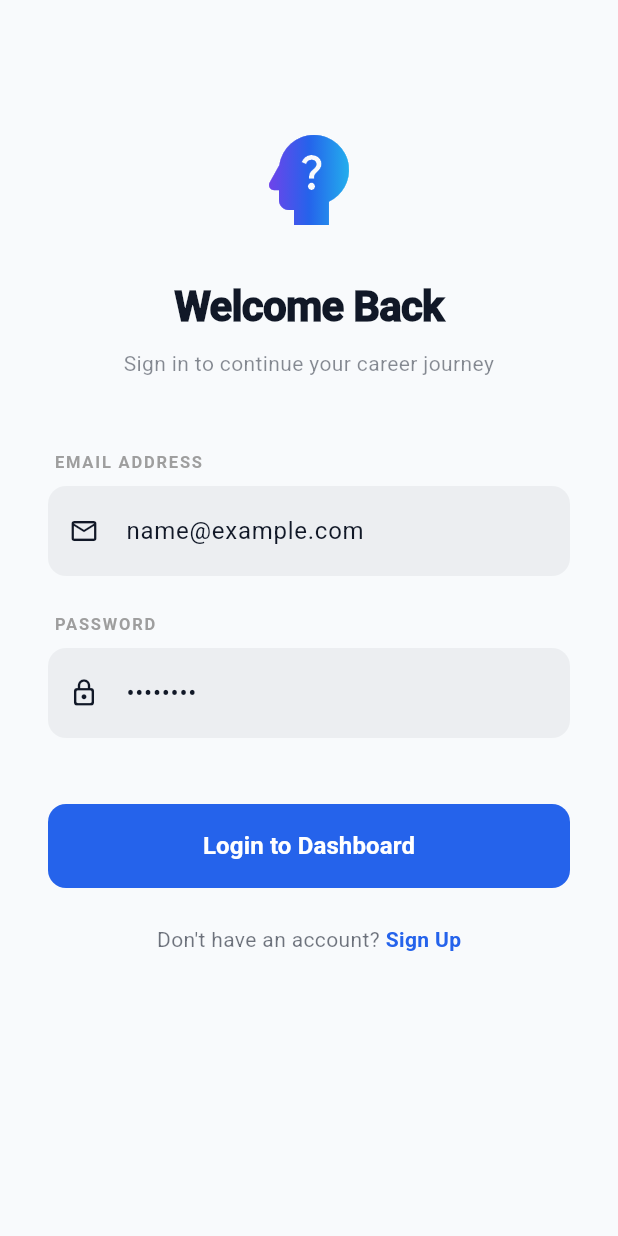
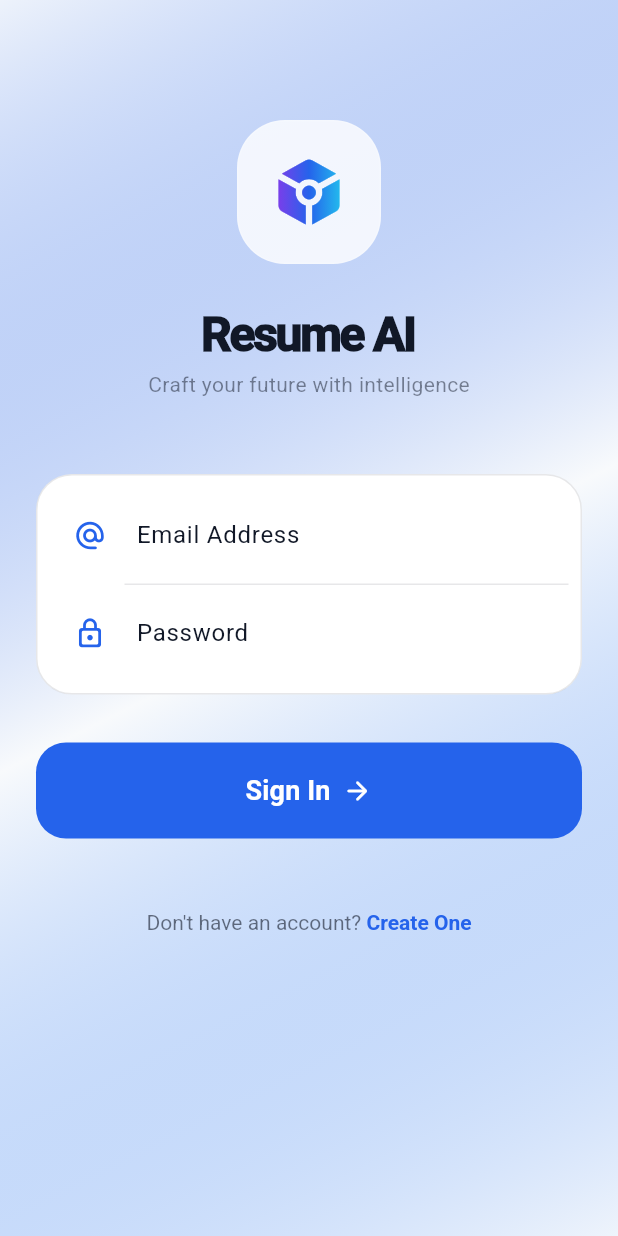
Before and after one commit to Muaz2004/AI-Resume-Craft-Flutter, a Flutter app: the screen it shows after launch, on a phone screen of 412 x 824 dp. Run offline on Flutter 3.47's test engine with Material 3 defaults, Android fonts, the phone set to English and light mode, and no system bars; our stand-ins replace cloud_firestore, firebase_auth, firebase_core, flutter_dotenv, flutter_riverpod, printing and 1 more; accounts and stored records are empty.

Commit message:
more style added on loginscreen

```diff
--- a/lib/features/auth/presentation/login_screen.dart
+++ b/lib/features/auth/presentation/login_screen.dart
@@ -27,183 +27,179 @@
     final colorScheme = theme.colorScheme;
 
     return Scaffold(
-      // Keep background flat and clean
-      backgroundColor: theme.scaffoldBackgroundColor,
-      body: SafeArea(
+      body: Container(
+        width: double.infinity,
+        height: double.infinity,
+
+        decoration: BoxDecoration(
+          gradient: LinearGradient(
+            begin: Alignment.topLeft,
+            end: Alignment.bottomRight,
+            colors: [
+              colorScheme.primary.withOpacity(0.05),
+              theme.scaffoldBackgroundColor,
+              colorScheme.secondary.withOpacity(0.05),
+            ],
+          ),
+        ),
+        child: SafeArea(
           child: SingleChildScrollView(
-          padding: const EdgeInsets.symmetric(horizontal: 32.0),
+            padding: const EdgeInsets.symmetric(horizontal: 24, vertical: 40),
             child: Column(
-            crossAxisAlignment: CrossAxisAlignment.stretch,
+              crossAxisAlignment: CrossAxisAlignment.center,
               children: [
-              const SizedBox(height: 80),
+                const SizedBox(height: 40),
 
-              // --- BRANDING ---
-              Center(
+
+                Container(
+                  padding: const EdgeInsets.all(20),
+                  decoration: BoxDecoration(
+                    color: theme.cardColor.withOpacity(0.8),
+                    borderRadius: BorderRadius.circular(32),
+                    border: Border.all(color: Colors.white.withOpacity(0.2)),
+                  ),
                   child: ShaderMask(
                     shaderCallback: (bounds) => const LinearGradient(
                       colors: [Color(0xFF9333EA), Color(0xFF2563EB), Color(0xFF22D3EE)],
                     ).createShader(bounds),
-                  child: const Icon(Icons.psychology_alt, size: 80, color: Colors.white),
+                    child: const Icon(Icons.token_rounded, size: 54, color: Colors.white),
                   ),
                 ),
                 const SizedBox(height: 24),
                 const Text(
-                "Welcome Back",
-                textAlign: TextAlign.center,
-                style: TextStyle(fontSize: 28, fontWeight: FontWeight.w900, letterSpacing: -0.5),
+                  "Resume AI",
+                  style: TextStyle(fontSize: 32, fontWeight: FontWeight.w900, letterSpacing: -1.5),
                 ),
-              const SizedBox(height: 8),
                 Text(
-                "Sign in to continue your career journey",
-                textAlign: TextAlign.center,
+                  "Craft your future with intelligence",
                   style: TextStyle(color: colorScheme.onSurface.withOpacity(0.5), fontSize: 14),
                 ),
 
-              const SizedBox(height: 48),
+                const SizedBox(height: 50),
 
-              // --- INPUT FIELDS (Minimalist Style) ---
-              _buildInputLabel("EMAIL ADDRESS"),
-              TextField(
+
+                Container(
+                  padding: const EdgeInsets.all(8),
+                  decoration: BoxDecoration(
+                    color: theme.cardColor,
+                    borderRadius: BorderRadius.circular(24),
+                    border: Border.all(color: theme.dividerColor.withOpacity(0.1)),
+                  ),
+                  child: Column(
+                    children: [
+                      _buildTextField(
                         controller: _emailController,
-                keyboardType: TextInputType.emailAddress,
-                decoration: _buildInputDecoration("name@example.com", Icons.email_outlined),
+                        hint: "Email Address",
+                        icon: Icons.alternate_email_rounded,
+                        isTop: true,
+                      ),
+                      Divider(height: 1, indent: 50, color: theme.dividerColor.withOpacity(0.1)),
+                      _buildTextField(
+                        controller: _passwordController,
+                        hint: "Password",
+                        icon: Icons.lock_outline_rounded,
+                        isBottom: true,
+                        obscureText: true,
+                      ),
+                    ],
+                  ),
                 ),
 
-              const SizedBox(height: 24),
-
-              _buildInputLabel("PASSWORD"),
-              TextField(
-                controller: _passwordController,
-                obscureText: true,
-                decoration: _buildInputDecoration("••••••••", Icons.lock_outline_rounded),
+                if (_errorMessage != null)
+                  Padding(
+                    padding: const EdgeInsets.only(top: 16),
+                    child: Text(_errorMessage!,
+                      textAlign: TextAlign.center,
+                      style: const TextStyle(color: Colors.redAccent, fontWeight: FontWeight.w600)),
                   ),
 
-              const SizedBox(height: 12),
+                const SizedBox(height: 32),
 
-              // Error Message
-              if (_errorMessage != null)
-                Padding(
-                  padding: const EdgeInsets.only(top: 8.0),
-                  child: Text(
-                    _errorMessage!,
-                    textAlign: TextAlign.center,
-                    style: const TextStyle(color: Colors.redAccent, fontSize: 13),
+
+                SizedBox(
+                  width: double.infinity,
+                  height: 64,
+                  child: ElevatedButton(
+                    onPressed: _isLoading ? null : _login,
+                    style: ElevatedButton.styleFrom(
+                      backgroundColor: const Color(0xFF2563EB),
+                      foregroundColor: Colors.white,
+                      elevation: 0,
+                      shape: RoundedRectangleBorder(borderRadius: BorderRadius.circular(20)),
+                    ),
+                    child: _isLoading
+                        ? const CircularProgressIndicator(color: Colors.white, strokeWidth: 2)
+                        : const Row(
+                            mainAxisAlignment: MainAxisAlignment.center,
+                            children: [
+                              Text('Sign In', style: TextStyle(fontSize: 18, fontWeight: FontWeight.bold)),
+                              SizedBox(width: 8),
+                              Icon(Icons.arrow_forward_rounded, size: 20),
+                            ],
+                          ),
                   ),
                 ),
 
                 const SizedBox(height: 32),
 
-              // --- LOGIN BUTTON ---
-              SizedBox(
-                height: 56,
-                child: ElevatedButton(
-                  onPressed: _isLoading ? null : _login,
-                  style: ElevatedButton.styleFrom(
-                    backgroundColor: colorScheme.primary,
-                    foregroundColor: colorScheme.onPrimary,
-                    elevation: 0, // Flat design
-                    shape: RoundedRectangleBorder(borderRadius: BorderRadius.circular(12)),
+                // --- FOOTER ---
+                TextButton(
+                  onPressed: () => Navigator.push(context, MaterialPageRoute(builder: (_) => SignupScreen())),
+                  child: RichText(
+                    text: TextSpan(
+                      style: TextStyle(color: colorScheme.onSurface.withOpacity(0.6), fontSize: 14),
+                      children: [
+                        const TextSpan(text: "Don't have an account? "),
+                        TextSpan(
+                          text: "Create One",
+                          style: TextStyle(color: colorScheme.primary, fontWeight: FontWeight.bold),
                         ),
-                  child: _isLoading
-                      ? const SizedBox(
-                          height: 20,
-                          width: 20,
-                          child: CircularProgressIndicator(strokeWidth: 2, color: Colors.white),
-                        )
-                      : const Text(
-                          'Login to Dashboard',
-                          style: TextStyle(fontSize: 16, fontWeight: FontWeight.bold),
-                        ),
-                ),
-              ),
-
-              const SizedBox(height: 24),
-
-              // --- FOOTER ---
-              Row(
-                mainAxisAlignment: MainAxisAlignment.center,
-                children: [
-                  Text(
-                    "Don't have an account? ",
-                    style: TextStyle(color: colorScheme.onSurface.withOpacity(0.6)),
-                  ),
-                  GestureDetector(
-                    onTap: () {
-                      Navigator.push(
-                        context,
-                        MaterialPageRoute(builder: (_) => SignupScreen()),
-                      );
-                    },
-                    child: Text(
-                      "Sign Up",
-                      style: TextStyle(
-                        color: colorScheme.primary,
-                        fontWeight: FontWeight.bold,
+                      ],
                     ),
                   ),
                 ),
               ],
             ),
-            ],
           ),
         ),
       ),
     );
   }
 
-  // --- HELPER UI METHODS ---
-
-  Widget _buildInputLabel(String label) {
-    return Padding(
-      padding: const EdgeInsets.only(left: 4, bottom: 8),
-      child: Text(
-        label,
-        style: const TextStyle(
-          fontSize: 11,
-          fontWeight: FontWeight.w800,
-          letterSpacing: 1.2,
-          color: Colors.grey,
+  Widget _buildTextField({
+    required TextEditingController controller,
+    required String hint,
+    required IconData icon,
+    bool isTop = false,
+    bool isBottom = false,
+    bool obscureText = false,
+  }) {
+    return TextFormField(
+      controller: controller,
+      obscureText: obscureText,
+      decoration: InputDecoration(
+        hintText: hint,
+        prefixIcon: Padding(
+          padding: const EdgeInsets.symmetric(horizontal: 16),
+          child: Icon(icon, color: const Color(0xFF2563EB), size: 22),
         ),
+        border: InputBorder.none,
+        contentPadding: const EdgeInsets.symmetric(vertical: 20),
       ),
     );
   }
 
-  InputDecoration _buildInputDecoration(String hint, IconData icon) {
-    return InputDecoration(
-      hintText: hint,
-      prefixIcon: Icon(icon, size: 20),
-      filled: true,
-      fillColor: Theme.of(context).dividerColor.withOpacity(0.05),
-      border: OutlineInputBorder(
-        borderRadius: BorderRadius.circular(12),
-        borderSide: BorderSide.none, // No border for a flat, clean look
-      ),
-      contentPadding: const EdgeInsets.symmetric(vertical: 18),
-    );
-  }
-
   Future<void> _login() async {
-    setState(() {
-      _isLoading = true;
-      _errorMessage = null;
-    });
-
-    final loginService = ref.read(loginServiceProvider);
+    setState(() { _isLoading = true; _errorMessage = null; });
     try {
-      await loginService.signInWithEmailAndPassword(
+      await ref.read(loginServiceProvider).signInWithEmailAndPassword(
         _emailController.text.trim(),
         _passwordController.text.trim(),
       );
     } catch (e) {
-      setState(() {
-        _errorMessage = "Authentication failed. Please check your credentials.";
-      });
+      setState(() { _errorMessage = "Login failed. Check your email or password."; });
     } finally {
-      if (mounted) {
-        setState(() {
-          _isLoading = false;
-        });
+      if (mounted) setState(() { _isLoading = false; });
     }
   }
 }
-}
--- a/pubspec.yaml
+++ b/pubspec.yaml
@@ -20,7 +20,9 @@
 
   # State Management
   flutter_riverpod: ^2.6.1
+  shimmer: ^2.0.0
   shared_preferences: ^2.1.1
+
 
   # Networking (AI API)
   dio: ^5.7.0
```
Also changed, not shown: pubspec.lock. Lines whose indentation alone changed are shown as unchanged.
